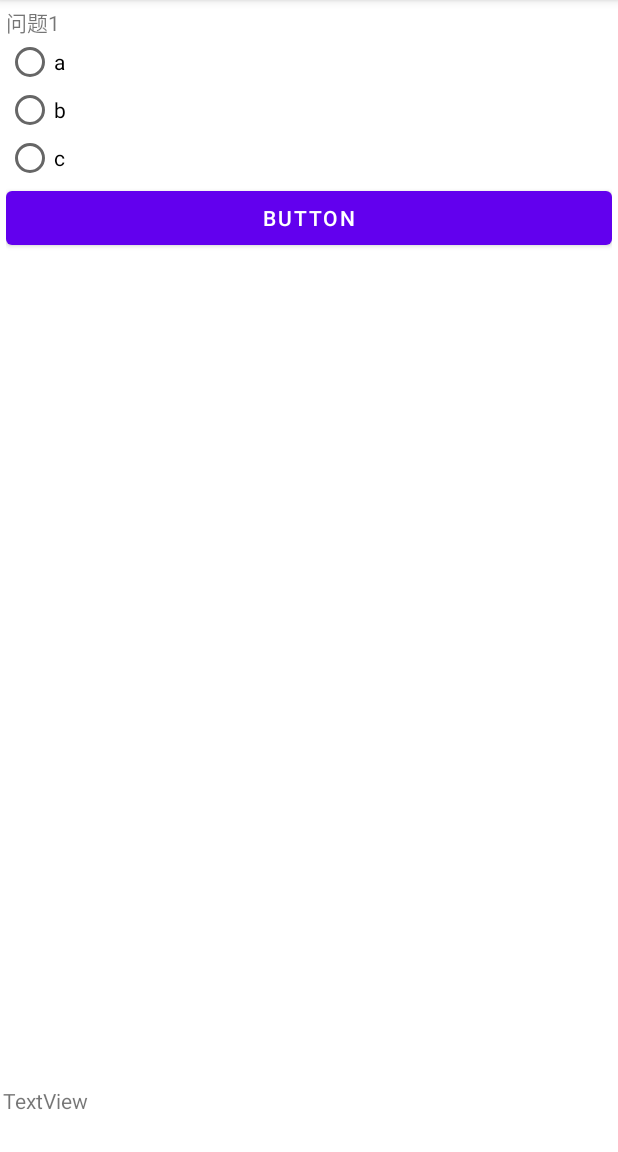
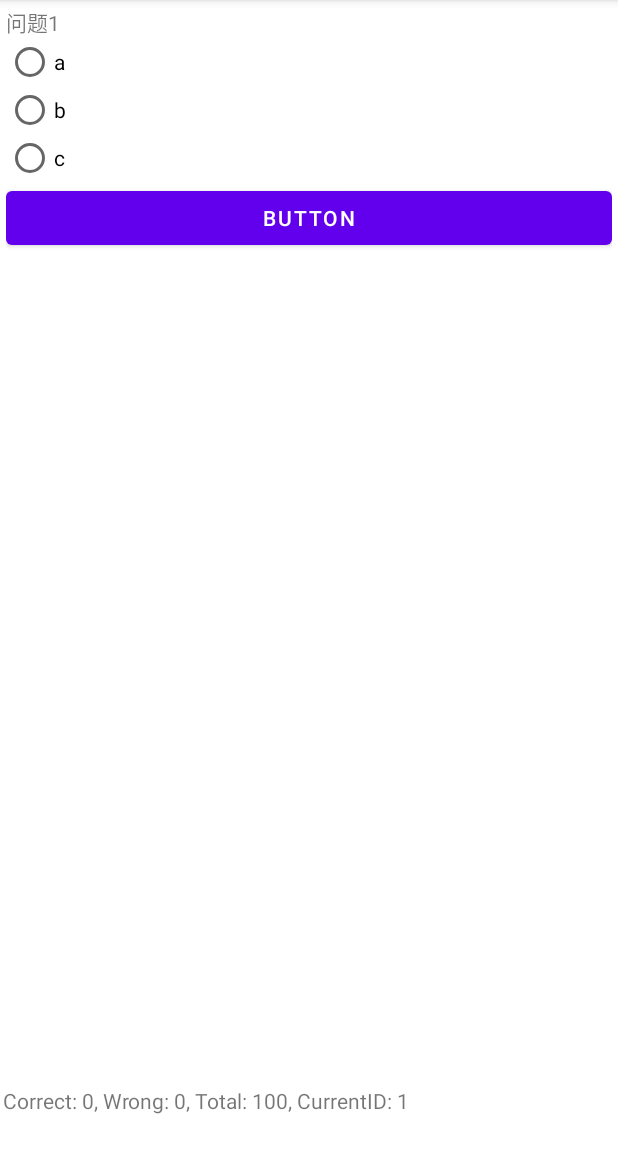
Before and after one commit to ChaiCunhao/android_do_question, an Android app: the screen it shows after launch (QuizActivity), on a phone screen of 412 x 824 dp, the part 84-1236 px from its top. Run offline under Robolectric (Android 15) with nearby library versions, the phone set to English and light mode, and no system bars.

Commit message:
添加题目选择面板

```diff
--- a/app/src/main/AndroidManifest.xml
+++ b/app/src/main/AndroidManifest.xml
@@ -13,16 +13,16 @@
         tools:targetApi="31">
         <activity
             android:name=".QuizActivity"
-            android:exported="true" >
+            android:exported="true">
             <intent-filter>
                 <action android:name="android.intent.action.MAIN" />
+
                 <category android:name="android.intent.category.LAUNCHER" />
             </intent-filter>
         </activity>
         <activity
             android:name=".MainActivity"
-            android:exported="true">
-        </activity>
+            android:exported="true"/>
     </application>
 
 </manifest>
--- a/app/src/main/java/com/cch/do_question/QuizActivity.java
+++ b/app/src/main/java/com/cch/do_question/QuizActivity.java
@@ -3,25 +3,107 @@ package com.cch.do_question;
 import androidx.appcompat.app.AppCompatActivity;
 
 import android.os.Bundle;
+import android.view.View;
 import android.widget.TextView;
+import android.widget.Toast;
 
-public class QuizActivity extends AppCompatActivity {
+import com.cch.do_question.bean.QuestionItem;
+import com.cch.do_question.dialog.QuestionSelectionDialog;
+import com.cch.do_question.fragment.QuizFragment;
+import com.cch.do_question.util.GetSQLite;
+
+import java.util.List;
+import java.util.Locale;
+import android.content.Context;
+
+// QuizActivity 实现QuestionDialogListener接口，并在实现方法中实现关闭对话框的逻辑
+public class QuizActivity extends AppCompatActivity implements QuestionSelectionDialog.QuestionDialogListener, QuizFragment.DoQuestionListener {
     private TextView infoTextView;
+    private List<QuestionItem> questionItems;
+    private int currentQuestionIndex;
+    QuizFragment quizFragment;
+    QuestionSelectionDialog dialog;
+    private int correctCount;
+    private int wrongCount;
+    private int totalQuestions;
 
     @Override
     protected void onCreate(Bundle savedInstanceState) {
         super.onCreate(savedInstanceState);
         setContentView(R.layout.activity_quiz);
 
+        // 初始化底部信息栏
         infoTextView = findViewById(R.id.infoTextView);
 
+        GetSQLite getSQLite = new GetSQLite();
+        questionItems=getSQLite.setQuestionItemList();
+        correctCount=0;
+        wrongCount=0;
+        totalQuestions=questionItems.size();
+
+        updateInfoBar();
+
         // 添加 QuizFragment 到 Activity 中
-        QuizFragment quizFragment = new QuizFragment();
+        quizFragment = new QuizFragment();
         getSupportFragmentManager().beginTransaction().replace(R.id.fragmentContainer, quizFragment).commit();
+
+        // 点击底部信息栏显示题目选择面板
+        infoTextView.setOnClickListener(new View.OnClickListener() {
+            @Override
+            public void onClick(View view) {
+                showQuestionSelectionDialog();
+            }
+        });
+
     }
 
-    public void updateQuizInfo(int correctAnswers, int wrongAnswers, int totalQuestions, int currentQuestionIndex) {
-        String infoText = "答对题目数：" + correctAnswers + "  答错题目数：" + wrongAnswers + "  总题目数：" + totalQuestions + "  当前题目Id：" + (currentQuestionIndex + 1);
-        infoTextView.setText(infoText);
+    public int getCurrentQuestionIndex(){
+        return currentQuestionIndex;
     }
+
+    private void updateInfoBar() {
+        String info = String.format(Locale.getDefault(), "Correct: %d, Wrong: %d, Total: %d, CurrentID: %d",
+            correctCount, wrongCount, totalQuestions, currentQuestionIndex+1);
+        infoTextView.setText(info);
+    }
+
+    private void showQuestionSelectionDialog() {
+        dialog = QuestionSelectionDialog.newInstance(questionItems, currentQuestionIndex);
+        dialog.setQuestionDialogListener(this);
+        dialog.show(getSupportFragmentManager(), "QuestionSelectionDialog");
+    }
+
+    public void jumpToQuestion(int questionIndex) {
+        // 实现接口中跳转到指定的题目的逻辑
+        if (questionIndex >= 0 && questionIndex < questionItems.size()) {
+            currentQuestionIndex = questionIndex;
+            // 更新题目的显示等逻辑
+            quizFragment.updateQuestion(currentQuestionIndex);
+            updateInfoBar();
+        }
+    }
+
+    @Override
+    public void onDismissDialog() {
+        // 实现接口中关闭对话框的逻辑
+        dialog.dismiss();
+    }
+
+    @Override
+    public void doquestion(int question_index, boolean isright) {//实现接口中更新答题情况的逻辑
+        questionItems.get(question_index).setAnswered(true);
+        questionItems.get(question_index).setCorrect(isright);
+        if (isright){
+            correctCount++;
+        } else{
+            wrongCount++;
+        }
+        if (currentQuestionIndex < questionItems.size()-1) {
+            // 切换到下一题
+            currentQuestionIndex++;
+            quizFragment.updateQuestion(currentQuestionIndex);
+        }
+        updateInfoBar();
+    }
+
 }
--- /dev/null
+++ b/app/src/main/java/com/cch/do_question/bean/Question.java
@@ -0,0 +1,42 @@
+package com.cch.do_question.bean;
+
+import java.util.List;
+
+public class Question {
+    private int ID;
+    private String question_content;
+    private List<String> answers;
+    private int right;
+
+    public int getID() {
+        return ID;
+    }
+
+    public void setID(int ID) {
+        this.ID = ID;
+    }
+
+    public String getQuestion_content() {
+        return question_content;
+    }
+
+    public void setQuestion_content(String question_content) {
+        this.question_content = question_content;
+    }
+
+    public List<String> getAnswers() {
+        return answers;
+    }
+
+    public void setAnswers(List<String> answers) {
+        this.answers = answers;
+    }
+
+    public int getRight() {
+        return right;
+    }
+
+    public void setRight(int right) {
+        this.right = right;
+    }
+}
--- /dev/null
+++ b/app/src/main/java/com/cch/do_question/bean/QuestionItem.java
@@ -0,0 +1,38 @@
+package com.cch.do_question.bean;
+
+//使用了一个自定义的数据类 QuestionItem 来表示每个题目的状态和题号
+public class QuestionItem {
+    private int questionNumber;
+    private boolean answered;
+    private boolean correct;
+
+    public QuestionItem(int questionNumber, boolean answered, boolean correct) {
+        this.questionNumber = questionNumber;
+        this.answered = answered;
+        this.correct = correct;
+    }
+
+    public int getQuestionNumber() {
+        return questionNumber;
+    }
+
+    public boolean isAnswered() {
+        return answered;
+    }
+
+    public boolean isCorrect() {
+        return correct;
+    }
+
+    public void setQuestionNumber(int questionNumber) {
+        this.questionNumber = questionNumber;
+    }
+
+    public void setAnswered(boolean answered) {
+        this.answered = answered;
+    }
+
+    public void setCorrect(boolean correct) {
+        this.correct = correct;
+    }
+}
--- a/app/src/main/java/com/cch/do_question/QuizFragment.java
+++ b/app/src/main/java/com/cch/do_question/fragment/QuizFragment.java
@@ -1,7 +1,9 @@
-package com.cch.do_question;
+package com.cch.do_question.fragment;
 
+import android.content.Context;
 import android.os.Bundle;
 
+import androidx.annotation.NonNull;
 import androidx.fragment.app.Fragment;
 
 import android.view.LayoutInflater;
@@ -13,21 +15,18 @@ import android.widget.RadioGroup;
 import android.widget.TextView;
 import android.widget.Toast;
 
+import com.cch.do_question.QuizActivity;
+import com.cch.do_question.R;
+import com.cch.do_question.bean.Question;
+import com.cch.do_question.util.GetSQLite;
+
+import java.util.ArrayList;
+import java.util.List;
+
 public class QuizFragment extends Fragment {
 
     // 定义题目数组
-    private String[] questions = {
-            "问题1",
-            "问题2",
-            "问题3"
-    };
-
-    // 定义答案数组
-    private String[][] answers = {
-            {"a", "b", "c"},
-            {"x", "y"},
-            {"111", "2222", "3333333", "44"}
-    };
+    private List<Question> questions = new ArrayList<Question>();
 
     private TextView questionTextView;
     private RadioGroup optionsRadioGroup;
@@ -36,11 +35,26 @@ public class QuizFragment extends Fragment {
     private int currentQuestionIndex = 0;//当前题目下标
     private int correctAnswers = 0;//正确回答数目
     private int wrongAnswers = 0;//错误回答数目
+    private  DoQuestionListener listener;
 
-    private int[] right = {2, 1, 4};//答案
+    //创建一个接口
+    public interface DoQuestionListener{
+        void doquestion(int question_index, boolean isright);
+    }
 
     public QuizFragment() {
         // Required empty public constructor
+    }
+
+    @Override
+    public void onAttach(@NonNull Context context){
+        super.onAttach(context);
+        currentQuestionIndex = ((QuizActivity) context).getCurrentQuestionIndex();
+        try {
+            listener= (DoQuestionListener) context;
+        } catch (Exception e) {
+            e.printStackTrace();
+        }
     }
 
     @Override
@@ -51,6 +65,9 @@ public class QuizFragment extends Fragment {
         questionTextView = view.findViewById(R.id.questionTextView);
         optionsRadioGroup = view.findViewById(R.id.optionsRadioGroup);
         submitButton = view.findViewById(R.id.submitButton);
+
+        GetSQLite getSQLite = new GetSQLite();
+        questions= getSQLite.setQuestionList();
 
         displayQuestion();
 
@@ -66,13 +83,13 @@ public class QuizFragment extends Fragment {
 
     private void displayQuestion() {
         // 显示当前题目
-        questionTextView.setText(questions[currentQuestionIndex]);
+        questionTextView.setText(questions.get(currentQuestionIndex).getQuestion_content());
         // 清空选项
         optionsRadioGroup.removeAllViews();
 
-        for (int i = 0; i < answers[currentQuestionIndex].length; i++) {
+        for (int i = 0; i < questions.get(currentQuestionIndex).getAnswers().size(); i++) {
             RadioButton radioButton = new RadioButton(requireContext());
-            radioButton.setText(answers[currentQuestionIndex][i]);
+            radioButton.setText(questions.get(currentQuestionIndex).getAnswers().get(i));
             radioButton.setId(i);
             optionsRadioGroup.addView(radioButton);
         }
@@ -88,28 +105,19 @@ public class QuizFragment extends Fragment {
             // RadioButton selectedRadioButton = requireView().findViewById(selectedRadioButtonId);
             // String selectedAnswer = selectedRadioButton.getText().toString();
             // System.out.println(selectedAnswer);
-            if (selectedRadioButtonId == right[currentQuestionIndex] - 1) {
+            if (selectedRadioButtonId == questions.get(currentQuestionIndex).getRight() - 1) {
                 Toast.makeText(requireContext(), "回答正确！", Toast.LENGTH_SHORT).show();
-                correctAnswers++;
+                listener.doquestion(currentQuestionIndex,true);
             } else {
                 Toast.makeText(requireContext(), "回答错误！", Toast.LENGTH_SHORT).show();
-                wrongAnswers++;
-            }
-
-            // 切换到下一题
-            currentQuestionIndex++;
-            if (currentQuestionIndex < questions.length) {
-                displayQuestion();
-            } else {
-                Toast.makeText(requireContext(), "已经回答完所有题目", Toast.LENGTH_SHORT).show();
-                // 做完题目后可以执行相应的操作，如显示得分等
-            }
-
-            // 更新底部横栏信息
-            if (getActivity() instanceof QuizActivity) {
-                ((QuizActivity) getActivity()).updateQuizInfo(correctAnswers, wrongAnswers, questions.length, currentQuestionIndex);
+                listener.doquestion(currentQuestionIndex,false);
             }
         }
     }
 
+    public void updateQuestion(int cIndex){
+        currentQuestionIndex = cIndex;
+        displayQuestion();
+    }
+
 }
--- /dev/null
+++ b/app/src/main/java/com/cch/do_question/util/GetSQLite.java
@@ -0,0 +1,78 @@
+package com.cch.do_question.util;
+
+import com.cch.do_question.bean.Question;
+import com.cch.do_question.bean.QuestionItem;
+
+import java.util.ArrayList;
+import java.util.List;
+
+public class GetSQLite {
+    // 定义题目数组
+    private String[] question_contents = {
+            "问题1", "问题2", "问题3", "问题4", "问题5", "问题6", "问题7", "问题8", "问题9", "问题10",
+            "问题11", "问题12", "问题13", "问题14", "问题15", "问题16", "问题17", "问题18", "问题19", "问题20",
+            "问题21", "问题22", "问题23", "问题24", "问题25", "问题26", "问题27", "问题28", "问题29", "问题30",
+            "问题31", "问题32", "问题33", "问题34", "问题35", "问题36", "问题37", "问题38", "问题39", "问题40",
+            "问题41", "问题42", "问题43", "问题44", "问题45", "问题46", "问题47", "问题48", "问题49", "问题50",
+            "问题51", "问题52", "问题53", "问题54", "问题55", "问题56", "问题57", "问题58", "问题59", "问题60",
+            "问题61", "问题62", "问题63", "问题64", "问题65", "问题66", "问题67", "问题68", "问题69", "问题70",
+            "问题71", "问题72", "问题73", "问题74", "问题75", "问题76", "问题77", "问题78", "问题79", "问题80",
+            "问题81", "问题82", "问题83", "问题84", "问题85", "问题86", "问题87", "问题88", "问题89", "问题90",
+            "问题91", "问题92", "问题93", "问题94", "问题95", "问题96", "问题97", "问题98", "问题99", "问题100",
+    };
+    // 定义答案数组
+    private String[][] answers = {
+            {"a", "b", "c"}, {"x", "y"}, {"111", "2222", "3333333", "44"}, {"a", "b", "c"}, {"d", "e", "f"}, {"ad", "wef", "agerg"}, {"a", "b", "123"}, {"a", "3452", "c"}, {"90214", "b", "c"}, {"11a", "11b", "11c"},
+            {"a", "b", "c"}, {"x", "y"}, {"111", "2222", "3333333", "44"}, {"a", "b", "c"}, {"d", "e", "f"}, {"ad", "wef", "agerg"}, {"a", "b", "123"}, {"a", "3452", "c"}, {"90214", "b", "c"}, {"11a", "11b", "11c"},
+            {"a", "b", "c"}, {"x", "y"}, {"111", "2222", "3333333", "44"}, {"a", "b", "c"}, {"d", "e", "f"}, {"ad", "wef", "agerg"}, {"a", "b", "123"}, {"a", "3452", "c"}, {"90214", "b", "c"}, {"11a", "11b", "11c"},
+            {"a", "b", "c"}, {"x", "y"}, {"111", "2222", "3333333", "44"}, {"a", "b", "c"}, {"d", "e", "f"}, {"ad", "wef", "agerg"}, {"a", "b", "123"}, {"a", "3452", "c"}, {"90214", "b", "c"}, {"11a", "11b", "11c"},
+            {"a", "b", "c"}, {"x", "y"}, {"111", "2222", "3333333", "44"}, {"a", "b", "c"}, {"d", "e", "f"}, {"ad", "wef", "agerg"}, {"a", "b", "123"}, {"a", "3452", "c"}, {"90214", "b", "c"}, {"11a", "11b", "11c"},
+            {"a", "b", "c"}, {"x", "y"}, {"111", "2222", "3333333", "44"}, {"a", "b", "c"}, {"d", "e", "f"}, {"ad", "wef", "agerg"}, {"a", "b", "123"}, {"a", "3452", "c"}, {"90214", "b", "c"}, {"11a", "11b", "11c"},
+            {"a", "b", "c"}, {"x", "y"}, {"111", "2222", "3333333", "44"}, {"a", "b", "c"}, {"d", "e", "f"}, {"ad", "wef", "agerg"}, {"a", "b", "123"}, {"a", "3452", "c"}, {"90214", "b", "c"}, {"11a", "11b", "11c"},
+            {"a", "b", "c"}, {"x", "y"}, {"111", "2222", "3333333", "44"}, {"a", "b", "c"}, {"d", "e", "f"}, {"ad", "wef", "agerg"}, {"a", "b", "123"}, {"a", "3452", "c"}, {"90214", "b", "c"}, {"11a", "11b", "11c"},
+            {"a", "b", "c"}, {"x", "y"}, {"111", "2222", "3333333", "44"}, {"a", "b", "c"}, {"d", "e", "f"}, {"ad", "wef", "agerg"}, {"a", "b", "123"}, {"a", "3452", "c"}, {"90214", "b", "c"}, {"11a", "11b", "11c"},
+            {"a", "b", "c"}, {"x", "y"}, {"111", "2222", "3333333", "44"}, {"a", "b", "c"}, {"d", "e", "f"}, {"ad", "wef", "agerg"}, {"a", "b", "123"}, {"a", "3452", "c"}, {"90214", "b", "c"}, {"11a", "11b", "11c"},
+    };
+    //答案
+    private int[] rights = {
+            2, 1, 4,1,2,3,1,2,3,2,
+            2, 1, 4,1,2,3,1,2,3,2,
+            2, 1, 4,1,2,3,1,2,3,2,
+            2, 1, 4,1,2,3,1,2,3,2,
+            2, 1, 4,1,2,3,1,2,3,2,
+            2, 1, 4,1,2,3,1,2,3,2,
+            2, 1, 4,1,2,3,1,2,3,2,
+            2, 1, 4,1,2,3,1,2,3,2,
+            2, 1, 4,1,2,3,1,2,3,2,
+            2, 1, 4,1,2,3,1,2,3,2,
+    };
+
+    /* 把问题信息封装成集合，为后面调用数据库数据替换做准备*/
+    public List<Question> setQuestionList() {
+        List<Question> list = new ArrayList<>();
+        for (int i = 0; i < question_contents.length; i++) {
+            Question question=new Question();
+            question.setID(i+1);
+            question.setQuestion_content(question_contents[i]);
+            List<String> answer_list = new ArrayList<>();
+            for (int j = 0; j < answers[i].length; j++) {
+                answer_list.add(answers[i][j]);
+            }
+            question.setAnswers(answer_list);
+            question.setRight(rights[i]);
+            list.add(question);
+        }
+        return list;
+    }
+
+    /* 把问题信息封装成集合，为后面调用数据库数据替换做准备*/
+    public List<QuestionItem> setQuestionItemList() {
+        List<QuestionItem> list2 = new ArrayList<>();
+        for (int i = 0; i < question_contents.length; i++) {
+            QuestionItem questionItem=new QuestionItem(i+1,false,false);
+            list2.add(questionItem);
+        }
+        return list2;
+    }
+
+}
--- a/app/src/main/res/layout/fragment_quiz.xml
+++ b/app/src/main/res/layout/fragment_quiz.xml
@@ -7,7 +7,7 @@
     android:layout_margin="2dp"
     android:layout_marginTop="20dp"
     android:orientation="vertical"
-    tools:context=".QuizFragment">
+    tools:context=".fragment.QuizFragment">
 
     <TextView
         android:id="@+id/questionTextView"
```
Also changed, not shown: app/src/main/java/com/cch/do_question/adapter/QuestionAdapter.java (added, +96 -0 lines), app/src/main/java/com/cch/do_question/dialog/QuestionSelectionDialog.java (added, +87 -0 lines), app/src/main/res/drawable/bg_question_number_correct.xml (added, +16 -0 lines), app/src/main/res/drawable/bg_question_number_default.xml (added, +16 -0 lines), app/src/main/res/drawable/bg_question_number_wrong.xml (added, +16 -0 lines), app/src/main/res/layout/dialog_question_selection.xml (added, +28 -0 lines), app/src/main/res/layout/item_question.xml (added, +20 -0 lines), app/src/main/res/values/styles.xml (added, +15 -0 lines).
